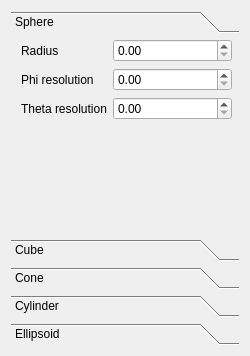
First picture: the form in mafPluginVTK/mafOpParametricSurface.ui, repository tartarini/MAF3, before the edit.
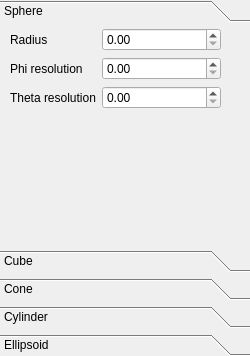
Second picture: the form after the edit.

Commit message: Updated margins in main layout.

Diff of the .ui file:
```diff
--- a/mafPluginVTK/mafOpParametricSurface.ui
+++ b/mafPluginVTK/mafOpParametricSurface.ui
@@ -26,6 +26,9 @@
    <string>Demo Operation</string>
   </property>
   <layout class="QVBoxLayout" name="verticalLayout_2">
+   <property name="margin">
+    <number>0</number>
+   </property>
    <item>
     <layout class="QVBoxLayout" name="verticalLayout">
      <property name="sizeConstraint">
@@ -50,8 +53,8 @@
          <rect>
           <x>0</x>
           <y>0</y>
-          <width>230</width>
-          <height>201</height>
+          <width>248</width>
+          <height>184</height>
          </rect>
         </property>
         <attribute name="label">
@@ -63,7 +66,7 @@
            <x>10</x>
            <y>0</y>
            <width>211</width>
-           <height>81</height>
+           <height>97</height>
           </rect>
          </property>
          <layout class="QFormLayout" name="formLayout_2">
```
Left out of the diff: 24 changed lines with no effect on the pictures. The commit also changes 2 other files.
